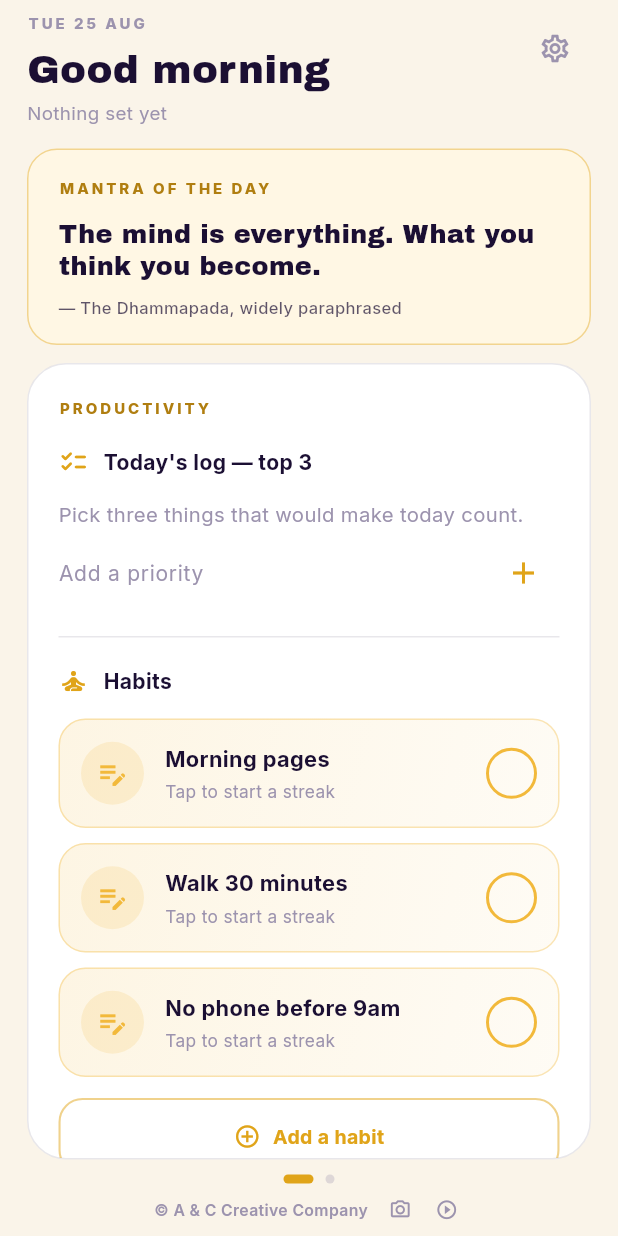
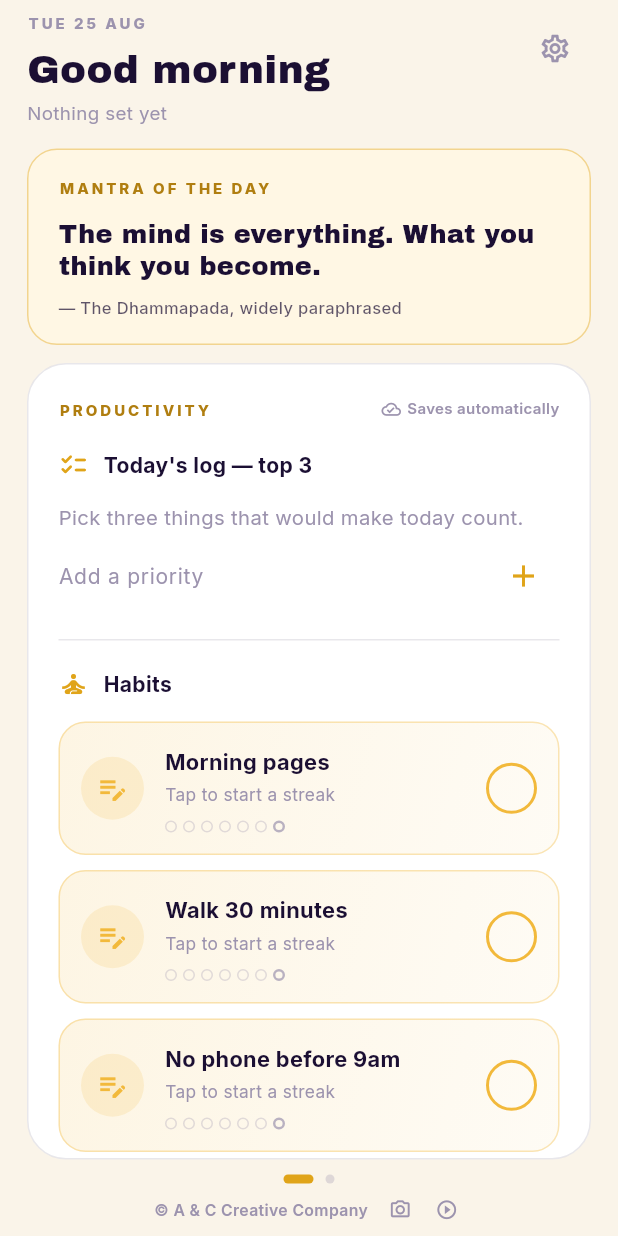
Before and after one commit to aandccreativecompany-dev/ritualist_app, a Flutter app: the HomeScreen screen opened directly, on a phone screen of 412 x 824 dp. Run offline on Flutter 3.47's test engine with Material 3 defaults, Android fonts, the phone set to English and light mode, and no system bars; our stand-ins replace flutter_local_notifications, flutter_timezone, google_fonts, image_picker, local_auth, share_plus and 2 more; accounts and stored records are empty.

Commit message:
v0.2.2: onboarding lets you pick more than two, habit cards get a week strip
- Onboarding's focus-area quiz was hard-capped at 2 selections out of the
  4 on offer, silently ignoring further taps — removed the cap so people
  can pick everything that applies to them.
- Habit cards now show a 7-day dot strip (filled = done, hollow = missed,
  today ringed) inline under the streak line — a small at-a-glance
  progress cue, our own take on the fill-in-progress pattern common to
  habit trackers, not a copy of any specific app.
- Each home section now visibly states 'Saves automatically' next to its
  title, on top of the existing per-action 'Saved' toast — addresses
  feedback that saving felt invisible.

Verified: flutter analyze (clean, info-level lints only), flutter test
(2 passing), and a full flutter build apk --release (52.5MB).

Co-Authored-By: Claude Sonnet 5 <noreply@anthropic.com>
Claude-Session: https://claude.ai/code/session_011hHpGkSxhfxKokYAnTE8UV

```diff
--- a/lib/screens/home_screen.dart
+++ b/lib/screens/home_screen.dart
@@ -245,7 +245,16 @@ class _SectionPage extends StatelessWidget {
         child: Column(
           crossAxisAlignment: CrossAxisAlignment.start,
           children: [
-            Text(title.toUpperCase(), style: label(Surfaces.eyebrow(dark))),
+            Row(
+              children: [
+                Text(title.toUpperCase(), style: label(Surfaces.eyebrow(dark))),
+                const Spacer(),
+                Icon(Icons.cloud_done_outlined, size: 13, color: Surfaces.muted(dark)),
+                const SizedBox(width: 4),
+                Text('Saves automatically',
+                    style: body(10, Surfaces.muted(dark), weight: FontWeight.w600)),
+              ],
+            ),
             const SizedBox(height: 18),
             for (var i = 0; i < items.length; i++) ...[
               items[i],
@@ -669,9 +678,12 @@ class _HabitCardState extends State<_HabitCard> {
                     streak > 0 ? '🔥 $streak day streak' : 'Tap to start a streak',
                     style: body(11.5, Surfaces.muted(dark)),
                   ),
+                  const SizedBox(height: 8),
+                  _WeekDots(habit: habit, today: widget.today, color: color),
                 ],
               ),
             ),
+            const SizedBox(width: 8),
             GestureDetector(
               onTap: _toggle,
               child: AnimatedScale(
@@ -695,6 +707,49 @@ class _HabitCardState extends State<_HabitCard> {
           ],
         ),
       ),
+    );
+  }
+}
+
+/// A week-at-a-glance strip — filled dot for a day this habit was done,
+/// hollow for a miss, today ringed — the small daily-progress cue several
+/// of the reference trackers use (water glasses, sleep-hour ticks), reworked
+/// here as a compact row that fits inline in the habit card.
+class _WeekDots extends StatelessWidget {
+  final Habit habit;
+  final DateTime today;
+  final Color color;
+  const _WeekDots({required this.habit, required this.today, required this.color});
+
+  @override
+  Widget build(BuildContext context) {
+    final dark = Theme.of(context).brightness == Brightness.dark;
+    return Row(
+      children: [
+        for (var i = 6; i >= 0; i--) ...[
+          Builder(builder: (context) {
+            final day = DateTime(today.year, today.month, today.day)
+                .subtract(Duration(days: i));
+            final done = habit.isDoneOn(day);
+            final isToday = i == 0;
+            return Container(
+              width: 8,
+              height: 8,
+              decoration: BoxDecoration(
+                shape: BoxShape.circle,
+                color: done ? color : Colors.transparent,
+                border: Border.all(
+                  color: done
+                      ? color
+                      : Surfaces.muted(dark).withValues(alpha: isToday ? 0.7 : 0.3),
+                  width: isToday && !done ? 1.6 : 1,
+                ),
+              ),
+            );
+          }),
+          if (i != 0) const SizedBox(width: 4),
+        ],
+      ],
     );
   }
 }
--- a/lib/screens/onboarding_screen.dart
+++ b/lib/screens/onboarding_screen.dart
@@ -49,10 +49,13 @@ class _OnboardingScreenState extends State<OnboardingScreen> {
   }
 
   void _toggleFocus(String id) {
+    // Any number of these can apply at once — there were only ever 4 on
+    // offer, so capping at 2 just blocked people from picking what was
+    // actually true for them.
     setState(() {
       if (_focus.contains(id)) {
         _focus.remove(id);
-      } else if (_focus.length < 2) {
+      } else {
         _focus.add(id);
       }
     });
--- a/pubspec.yaml
+++ b/pubspec.yaml
@@ -1,7 +1,7 @@
 name: ritualist
 description: Prakriyā — a daily ritual and manifestation practice app.
 publish_to: 'none'
-version: 0.2.1+3
+version: 0.2.2+4
 
 environment:
   sdk: '>=3.4.0 <4.0.0'
```
